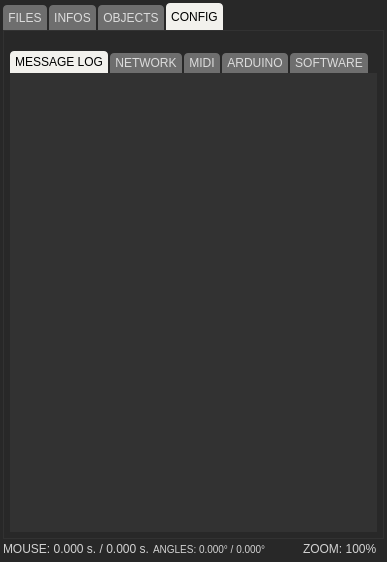
Qt form gui/uiinspector.ui (languel/IanniX) before a commit.
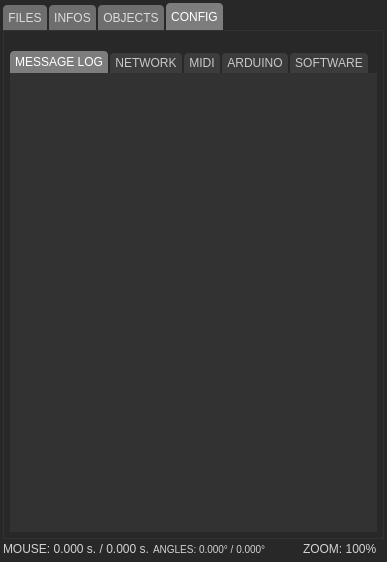
The same form after that commit. The open tabs and pages were chosen to show the change. Icons and pictures are not drawn. Custom widgets are drawn as their Qt base class.

Commit message:
Dark mode for widget chrome: toolbar, helper, inspector tabs, message log
- Toolbar: dark gradient instead of light, white glyph color, light press highlight
- Selected tabs: medium gray (125,125,125) instead of bright paper white
- Inspector INFOS/CONFIG sub-tab bars: explicit dark colors (text was illegible)
- IanniX Helper window and its HTML help content: dark background, light text
- Message log panes and OSC pattern editor: dark backgrounds

What changed in the file:
```diff
--- a/gui/uiinspector.ui
+++ b/gui/uiinspector.ui
@@ -66,8 +66,8 @@
 	color: 									rgb(220, 220, 220);
 }
 QTabBar::tab:selected {
-	background-color: 				rgb(242, 241, 237);
-	color: 									black;
+	background-color: 				rgb(125, 125, 125);
+	color: 								white;
 }
 QTabBar::tab:hover {
 	color: 									black;
@@ -234,18 +234,18 @@
 }
 
 QToolBar {
-	background:				qlineargradient(spread:pad, x1:0, y1:0, x2:0, y2:1, stop:0 rgba(247, 247, 247, 255), stop:1 rgba(222, 222, 222, 255));
-	border: 					1px solid rgba(202, 202, 202, 255);
+	background:				qlineargradient(spread:pad, x1:0, y1:0, x2:0, y2:1, stop:0 rgba(72, 72, 72, 255), stop:1 rgba(48, 48, 48, 255));
+	border: 					1px solid rgba(30, 30, 30, 255);
 	spacing:					0px; 
 }
 QToolButton {
 	border: 					0px solid black;
-	color:						black;
+	color:						white;
 	border-radius: 		3px;
 	margin:					3px;
 }
 QToolButton:pressed, QToolButton:checked {
-    background-color:  rgba(0, 0, 0, 20);
+    background-color:  rgba(255, 255, 255, 45);
 }
 
 
@@ -4886,9 +4886,9 @@
           <item>
            <widget class="QTabWidget" name="ssTabConfig">
             <property name="styleSheet">
-             <string notr="true">QTabBar::tab {
-	min-height: 20px;
-}
+             <string notr="true">QTabBar::tab { min-height: 20px; background-color: rgb(60, 60, 60); color: rgb(200, 200, 200); }
+QTabBar::tab:selected { background-color: rgb(125, 125, 125); color: white; }
+QTabBar::tab:hover { color: white; }
 </string>
             </property>
             <property name="currentIndex">
```
Left out of the diff: 6 changed lines with no effect on the pictures. The commit also changes 5 other files.
